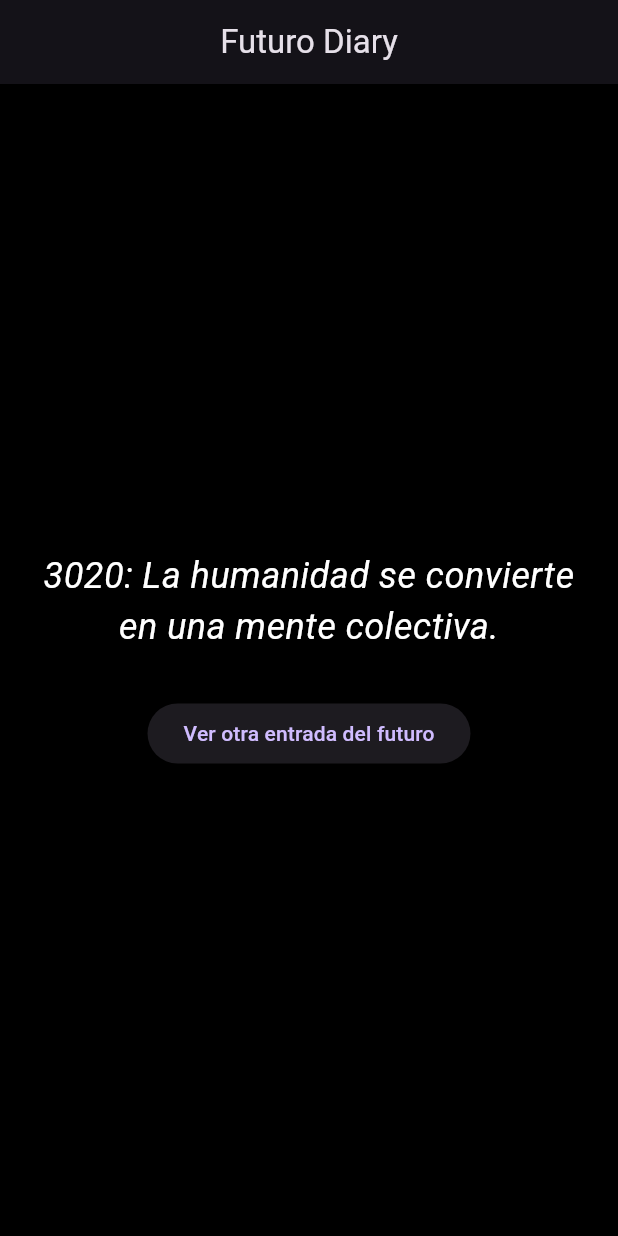
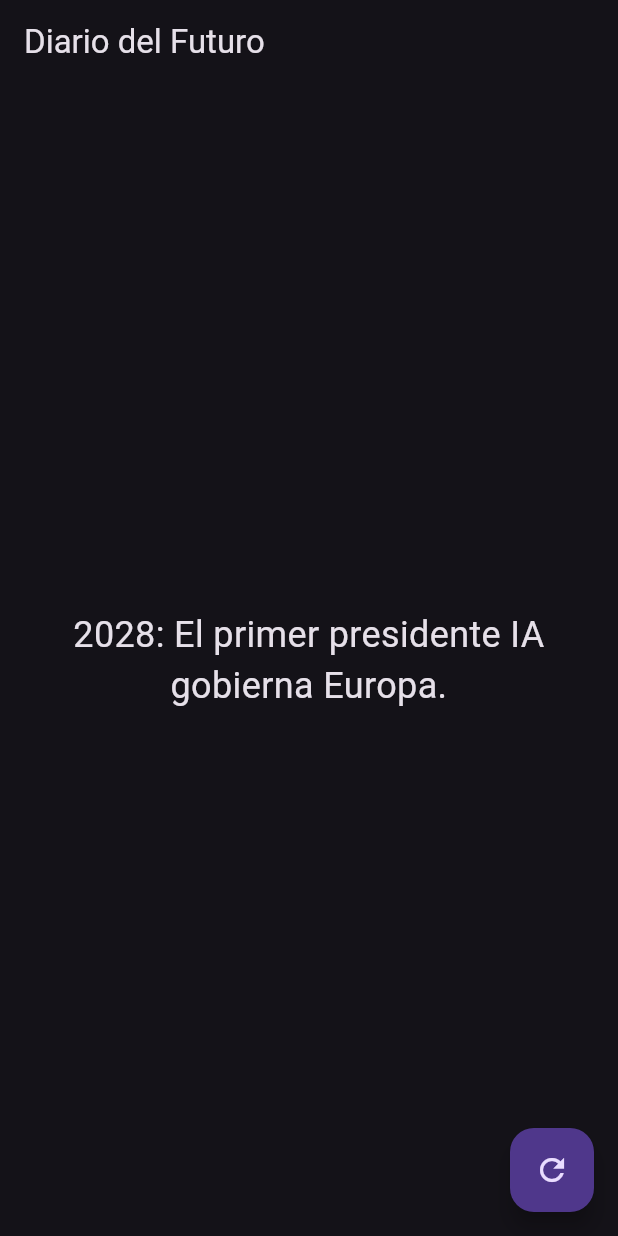
Before and after one commit to danyfusionadoklk/DIARY, a Flutter app: the screen it shows after launch, on a phone screen of 412 x 824 dp. Run offline on Flutter 3.47's test engine with Material 3 defaults, Android fonts, the phone set to English and light mode, and no system bars.

Commit message:
Update main.dart

```diff
--- a/lib/main.dart
+++ b/lib/main.dart
@@ -2,84 +2,69 @@ import 'package:flutter/material.dart';
 import 'dart:math';
 
 void main() {
-  runApp(FuturoDiaryApp());
+  runApp(DiarioApp());
 }
 
-class FuturoDiaryApp extends StatelessWidget {
+class DiarioApp extends StatelessWidget {
   @override
   Widget build(BuildContext context) {
     return MaterialApp(
-      title: 'Futuro Diary',
-      theme: ThemeData.dark().copyWith(
-        scaffoldBackgroundColor: Colors.black,
-        primaryColor: Colors.tealAccent,
-        textTheme: TextTheme(
-          bodyLarge: TextStyle(color: Colors.tealAccent),
-        ),
-      ),
-      home: FuturoDiaryScreen(),
-      debugShowCheckedModeBanner: false,
+      title: 'Diario del Futuro',
+      theme: ThemeData.dark(),
+      home: DiarioFuturo(),
     );
   }
 }
 
-class FuturoDiaryScreen extends StatefulWidget {
+class DiarioFuturo extends StatefulWidget {
   @override
-  _FuturoDiaryScreenState createState() => _FuturoDiaryScreenState();
+  _DiarioFuturoState createState() => _DiarioFuturoState();
 }
 
-class _FuturoDiaryScreenState extends State<FuturoDiaryScreen> {
-  final List<String> futureEntries = [
-    "2045: Las ciudades flotantes comienzan a operar.",
-    "2099: Primer contacto confirmado con una civilización interestelar.",
-    "3020: La humanidad se convierte en una mente colectiva.",
-    "2178: Se establece la primera colonia estable en Titán.",
-    "2301: La IA toma el control de las decisiones políticas.",
-    "2250: Vuelve la escritura a mano como arte sagrado.",
-    "2133: Una tormenta solar reinicia la tecnología global."
+class _DiarioFuturoState extends State<DiarioFuturo> {
+  final List<String> entradas = [
+    "2045: La humanidad ha colonizado Marte.",
+    "2101: Las máquinas sienten emociones.",
+    "2028: El primer presidente IA gobierna Europa.",
+    "2077: Los recuerdos pueden almacenarse digitalmente.",
+    "2033: Se descubre vida en una luna de Júpiter.",
+    "2040: Se crea el primer traductor mental.",
+    "2066: Los humanos controlan sueños como si fueran videojuegos.",
   ];
 
-  String currentEntry = "";
+  String entradaActual = "";
 
-  void generateRandomEntry() {
+  void generarEntrada() {
     final random = Random();
     setState(() {
-      currentEntry = futureEntries[random.nextInt(futureEntries.length)];
+      entradaActual = entradas[random.nextInt(entradas.length)];
     });
   }
 
   @override
   void initState() {
     super.initState();
-    generateRandomEntry();
+    generarEntrada();
   }
 
   @override
   Widget build(BuildContext context) {
     return Scaffold(
-      appBar: AppBar(
-        title: Text('Futuro Diary'),
-        centerTitle: true,
-      ),
-      body: Padding(
-        padding: const EdgeInsets.all(20.0),
-        child: Center(
-          child: Column(
-            mainAxisAlignment: MainAxisAlignment.center,
-            children: [
-              Text(
-                currentEntry,
-                textAlign: TextAlign.center,
-                style: TextStyle(fontSize: 24, fontStyle: FontStyle.italic),
-              ),
-              SizedBox(height: 30),
-              ElevatedButton(
-                onPressed: generateRandomEntry,
-                child: Text('Ver otra entrada del futuro'),
-              )
-            ],
+      appBar: AppBar(title: Text('Diario del Futuro')),
+      body: Center(
+        child: Padding(
+          padding: const EdgeInsets.all(20.0),
+          child: Text(
+            entradaActual,
+            style: TextStyle(fontSize: 24),
+            textAlign: TextAlign.center,
           ),
         ),
+      ),
+      floatingActionButton: FloatingActionButton(
+        onPressed: generarEntrada,
+        child: Icon(Icons.refresh),
+        tooltip: 'Nueva entrada',
       ),
     );
   }
```
